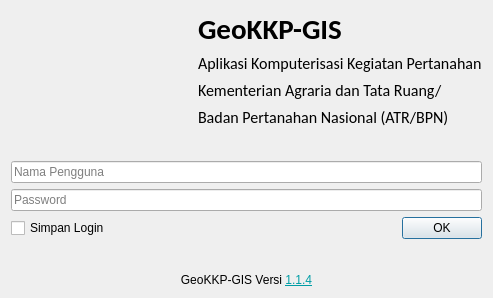
The window that ui/login.ui (nyanyaon/GeoKKP-GIS) describes before a commit, drawn with Qt 5.
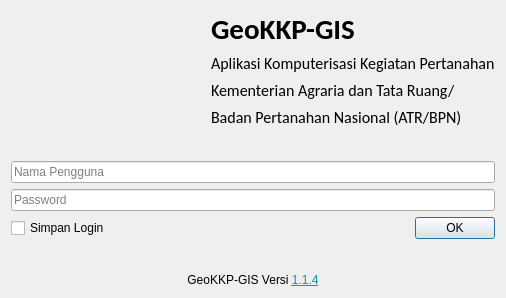
The same window after the commit. Icons and pictures are not drawn. Custom widgets are drawn as their Qt base class.

Patch:
```diff
--- a/ui/login.ui
+++ b/ui/login.ui
@@ -6,7 +6,7 @@
    <rect>
     <x>0</x>
     <y>0</y>
-    <width>493</width>
+    <width>506</width>
     <height>298</height>
    </rect>
   </property>
@@ -22,10 +22,16 @@
         <layout class="QHBoxLayout" name="horizontalLayout_2">
          <item>
           <widget class="QLabel" name="label_5">
+           <property name="sizePolicy">
+            <sizepolicy hsizetype="Fixed" vsizetype="Fixed">
+             <horstretch>0</horstretch>
+             <verstretch>0</verstretch>
+            </sizepolicy>
+           </property>
            <property name="maximumSize">
             <size>
-             <width>100</width>
-             <height>100</height>
+             <width>150</width>
+             <height>150</height>
             </size>
            </property>
            <property name="text">
@@ -47,6 +53,9 @@
            <property name="orientation">
             <enum>Qt::Horizontal</enum>
            </property>
+           <property name="sizeType">
+            <enum>QSizePolicy::MinimumExpanding</enum>
+           </property>
            <property name="sizeHint" stdset="0">
             <size>
              <width>40</width>
```
Left out of the diff: 14 changed lines with no effect on the pictures.
